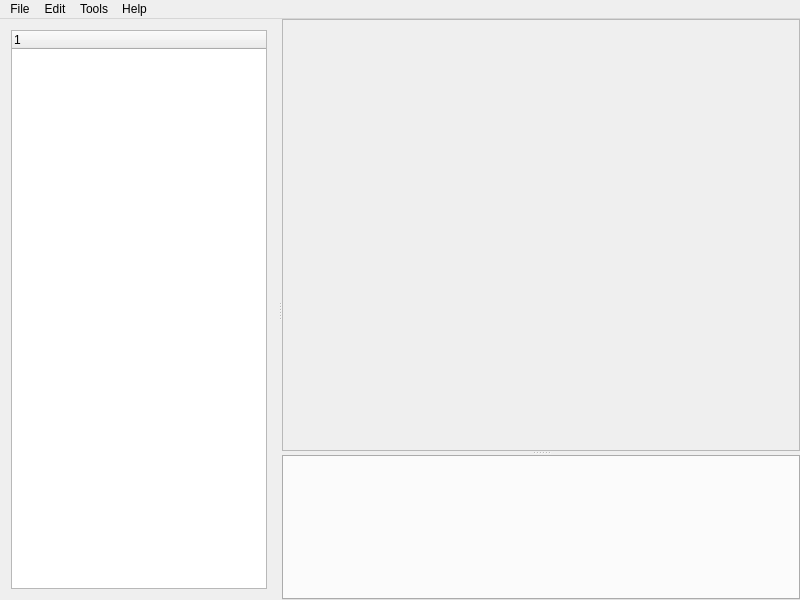
Above: Updraft/src/core/ui/mainwindow.ui from updraft/updraft before the change. Below: the same form after it.
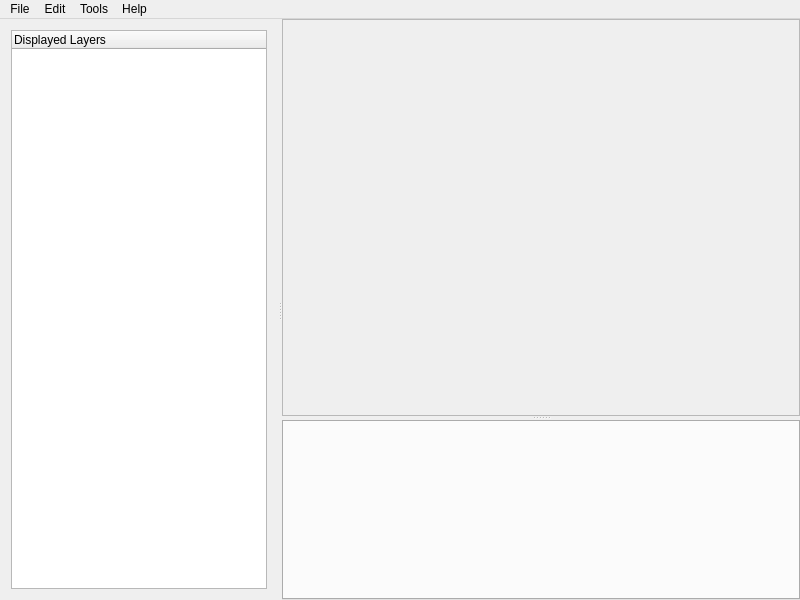
That is the form after the change.

Commit message: Add Displayed Layers label, adjust slider min.height

Diff of the .ui file:
```diff
--- a/Updraft/src/core/ui/mainwindow.ui
+++ b/Updraft/src/core/ui/mainwindow.ui
@@ -44,7 +44,7 @@
           </property>
           <column>
            <property name="text">
-            <string notr="true">1</string>
+            <string>Displayed Layers</string>
            </property>
           </column>
          </widget>
@@ -96,7 +96,7 @@
         <property name="minimumSize">
          <size>
           <width>0</width>
-          <height>145</height>
+          <height>180</height>
          </size>
         </property>
         <property name="tabsClosable">
```
